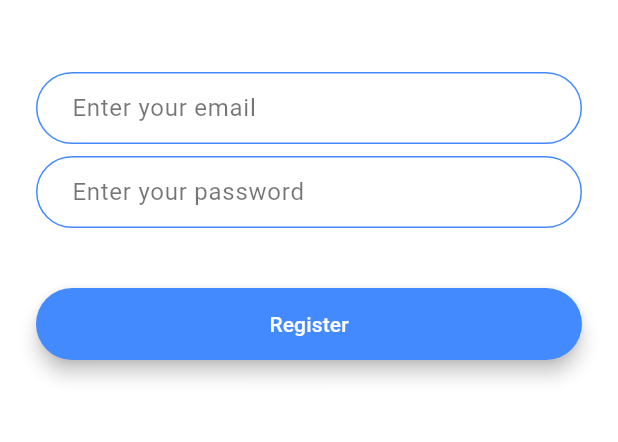
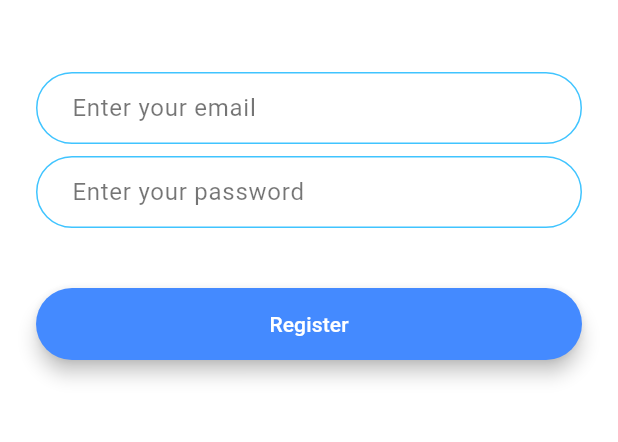
Before and after one commit to xdelmo/the_complete_flutter_development_bootcamp_with_dart, a Flutter app: the RegistrationScreen screen opened by its route, on a phone screen of 412 x 824 dp, the part 576-1018 px from its top. Run offline on Flutter 3.47's test engine with Material 3 defaults, Android fonts, the phone set to English and light mode, and no system bars; our stand-ins replace animated_text_kit, audioplayers, font_awesome_flutter, geolocator, rflutter_alert.

Commit message:
const inputdecoration

```diff
--- a/flash_chat/lib/constants.dart
+++ b/flash_chat/lib/constants.dart
@@ -17,3 +17,19 @@ const kMessageContainerDecoration = BoxDecoration(
     top: BorderSide(color: Colors.lightBlueAccent, width: 2.0),
   ),
 );
+
+const kTextFieldDecoration = InputDecoration(
+  hintStyle: TextStyle(color: Colors.black54),
+  contentPadding: EdgeInsets.symmetric(vertical: 10.0, horizontal: 20.0),
+  border: OutlineInputBorder(
+    borderRadius: BorderRadius.all(Radius.circular(32.0)),
+  ),
+  enabledBorder: OutlineInputBorder(
+    borderSide: BorderSide(color: Colors.lightBlueAccent, width: 1.0),
+    borderRadius: BorderRadius.all(Radius.circular(32.0)),
+  ),
+  focusedBorder: OutlineInputBorder(
+    borderSide: BorderSide(color: Colors.lightBlueAccent, width: 2.0),
+    borderRadius: BorderRadius.all(Radius.circular(32.0)),
+  ),
+);
--- a/flash_chat/lib/screens/registration_screen.dart
+++ b/flash_chat/lib/screens/registration_screen.dart
@@ -1,4 +1,5 @@
 import 'package:flash_chat/components/rounded_button.dart';
+import 'package:flash_chat/constants.dart';
 import 'package:flutter/material.dart';
 
 class RegistrationScreen extends StatefulWidget {
@@ -33,22 +34,8 @@ class _RegistrationScreenState extends State<RegistrationScreen> {
               onChanged: (value) {
                 //Do something with the user input.
               },
-              decoration: InputDecoration(
+              decoration: kTextFieldDecoration.copyWith(
                 hintText: 'Enter your email',
-                hintStyle: TextStyle(color: Colors.black54),
-                contentPadding:
-                    EdgeInsets.symmetric(vertical: 10.0, horizontal: 20.0),
-                border: OutlineInputBorder(
-                  borderRadius: BorderRadius.all(Radius.circular(32.0)),
-                ),
-                enabledBorder: OutlineInputBorder(
-                  borderSide: BorderSide(color: Colors.blueAccent, width: 1.0),
-                  borderRadius: BorderRadius.all(Radius.circular(32.0)),
-                ),
-                focusedBorder: OutlineInputBorder(
-                  borderSide: BorderSide(color: Colors.blueAccent, width: 2.0),
-                  borderRadius: BorderRadius.all(Radius.circular(32.0)),
-                ),
               ),
             ),
             SizedBox(
@@ -58,22 +45,8 @@ class _RegistrationScreenState extends State<RegistrationScreen> {
               onChanged: (value) {
                 //Do something with the user input.
               },
-              decoration: InputDecoration(
+              decoration: kTextFieldDecoration.copyWith(
                 hintText: 'Enter your password',
-                hintStyle: TextStyle(color: Colors.black54),
-                contentPadding:
-                    EdgeInsets.symmetric(vertical: 10.0, horizontal: 20.0),
-                border: OutlineInputBorder(
-                  borderRadius: BorderRadius.all(Radius.circular(32.0)),
-                ),
-                enabledBorder: OutlineInputBorder(
-                  borderSide: BorderSide(color: Colors.blueAccent, width: 1.0),
-                  borderRadius: BorderRadius.all(Radius.circular(32.0)),
-                ),
-                focusedBorder: OutlineInputBorder(
-                  borderSide: BorderSide(color: Colors.blueAccent, width: 2.0),
-                  borderRadius: BorderRadius.all(Radius.circular(32.0)),
-                ),
               ),
             ),
             SizedBox(
```
Also changed, not shown: flash_chat/lib/screens/login_screen.dart (+3 -34 lines).
